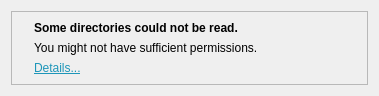
Qt form src/panel-message.ui (Lithopsian/qdirstat) before a commit.
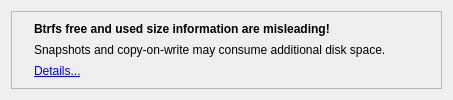
The same form after that commit. The open tabs and pages were chosen to show the change. Icons and pictures are not drawn.

Patch:
```diff
--- a/src/panel-message.ui
+++ b/src/panel-message.ui
@@ -2,14 +2,6 @@
 <ui version="4.0">
  <class>PanelMessage</class>
  <widget class="QWidget" name="PanelMessage">
-  <property name="geometry">
-   <rect>
-    <x>0</x>
-    <y>0</y>
-    <width>379</width>
-    <height>91</height>
-   </rect>
-  </property>
   <layout class="QVBoxLayout" name="panelVBox">
    <item>
     <widget class="QFrame" name="frame">
@@ -22,7 +14,23 @@
      <property name="lineWidth">
       <number>1</number>
      </property>
-     <layout class="QHBoxLayout" name="frameHBox" stretch="0,1,0">
+     <layout class="QHBoxLayout" name="frameHBox">
+      <property name="leftMargin">
+       <number>0</number>
+      </property>
+      <property name="topMargin">
+       <number>0</number>
+      </property>
+      <property name="rightMargin">
+       <number>0</number>
+      </property>
+      <property name="bottomMargin">
+       <number>0</number>
+      </property>
+      <item>
+       <widget class="QStackedWidget" name="stackedWidget">
+        <widget class="QWidget" name="permissionsPage">
+         <layout class="QHBoxLayout" name="horizontalLayout" stretch="0,1">
       <item>
        <widget class="QLabel" name="iconLabel">
         <property name="pixmap">
@@ -44,7 +52,7 @@
            </font>
           </property>
           <property name="text">
-           <string>Some directories could not be read.</string>
+               <string>Some directories could not be read</string>
           </property>
          </widget>
         </item>
@@ -58,10 +66,99 @@
         <item>
          <widget class="QLabel" name="detailsLinkLabel">
           <property name="text">
-           <string notr="true">&lt;html&gt;&lt;head/&gt;&lt;body&gt;&lt;p&gt;&lt;a href=&quot;details&quot;&gt;&lt;span style=&quot; text-decoration: underline; color:#1d96b9;&quot;&gt;Details...&lt;/span&gt;&lt;/a&gt;&lt;/p&gt;&lt;/body&gt;&lt;/html&gt;</string>
+               <string notr="true">&lt;a href&gt;Show unreadable directories...&lt;/a&gt;</string>
+              </property>
+              <property name="textInteractionFlags">
+               <set>Qt::LinksAccessibleByKeyboard|Qt::LinksAccessibleByMouse</set>
+              </property>
+             </widget>
+            </item>
+           </layout>
+          </item>
+         </layout>
+        </widget>
+        <widget class="QWidget" name="rpmPage">
+         <layout class="QHBoxLayout" name="horizontalLayout_2" stretch="0,1">
+          <item>
+           <widget class="QLabel" name="iconLabel_4">
+            <property name="pixmap">
+             <pixmap resource="icons.qrc">:/icons/warning.png</pixmap>
+            </property>
+            <property name="margin">
+             <number>8</number>
+            </property>
+           </widget>
+          </item>
+          <item>
+           <layout class="QVBoxLayout" name="contentVBox_3">
+            <item>
+             <widget class="QLabel" name="headingLabel_4">
+              <property name="font">
+               <font>
+                <weight>75</weight>
+                <bold>true</bold>
+               </font>
+              </property>
+              <property name="text">
+               <string>RPM is very slow</string>
+              </property>
+             </widget>
+            </item>
+            <item>
+             <widget class="QLabel" name="msgLabel_4">
+              <property name="text">
+               <string>Open a shell window and run:&lt;br/&gt;&lt;code&gt;sudo rpm --rebuilddb&lt;/code&gt;</string>
+              </property>
+             </widget>
+            </item>
+           </layout>
+          </item>
+         </layout>
+        </widget>
+        <widget class="QWidget" name="filesystemsPage">
+         <layout class="QHBoxLayout" name="horizontalLayout_3" stretch="0,1">
+          <item>
+           <widget class="QLabel" name="iconLabel_3">
+            <property name="pixmap">
+             <pixmap resource="icons.qrc">:/icons/information.png</pixmap>
+            </property>
+            <property name="margin">
+             <number>8</number>
+            </property>
+           </widget>
+          </item>
+          <item>
+           <layout class="QVBoxLayout" name="contentVBox_2">
+            <item>
+             <widget class="QLabel" name="headingLabel_3">
+              <property name="font">
+               <font>
+                <weight>75</weight>
+                <bold>true</bold>
+               </font>
+              </property>
+              <property name="text">
+               <string>Btrfs free and used size information are misleading!</string>
+              </property>
+             </widget>
+            </item>
+            <item>
+             <widget class="QLabel" name="msgLabel_3">
+              <property name="text">
+               <string>Snapshots and copy-on-write may consume additional disk space.</string>
+              </property>
+             </widget>
+            </item>
+            <item>
+             <widget class="QLabel" name="detailsLinkLabel_3">
+              <property name="text">
+               <string notr="true">&lt;a href=&quot;https://github.com/shundhammer/qdirstat/blob/master/doc/Btrfs-Free-Size.md&quot;&gt;Details...&lt;/a&gt;</string>
           </property>
           <property name="textFormat">
-           <enum>Qt::RichText</enum>
+               <enum>Qt::AutoText</enum>
+              </property>
+              <property name="openExternalLinks">
+               <bool>true</bool>
           </property>
           <property name="textInteractionFlags">
            <set>Qt::LinksAccessibleByKeyboard|Qt::LinksAccessibleByMouse</set>
@@ -69,6 +166,10 @@
          </widget>
         </item>
        </layout>
+          </item>
+         </layout>
+        </widget>
+       </widget>
       </item>
       <item>
        <layout class="QVBoxLayout" name="closeButtonVBox">
```
Left out of the diff: 2 changed lines with no effect on the pictures. Lines whose indentation alone changed are shown as unchanged.
